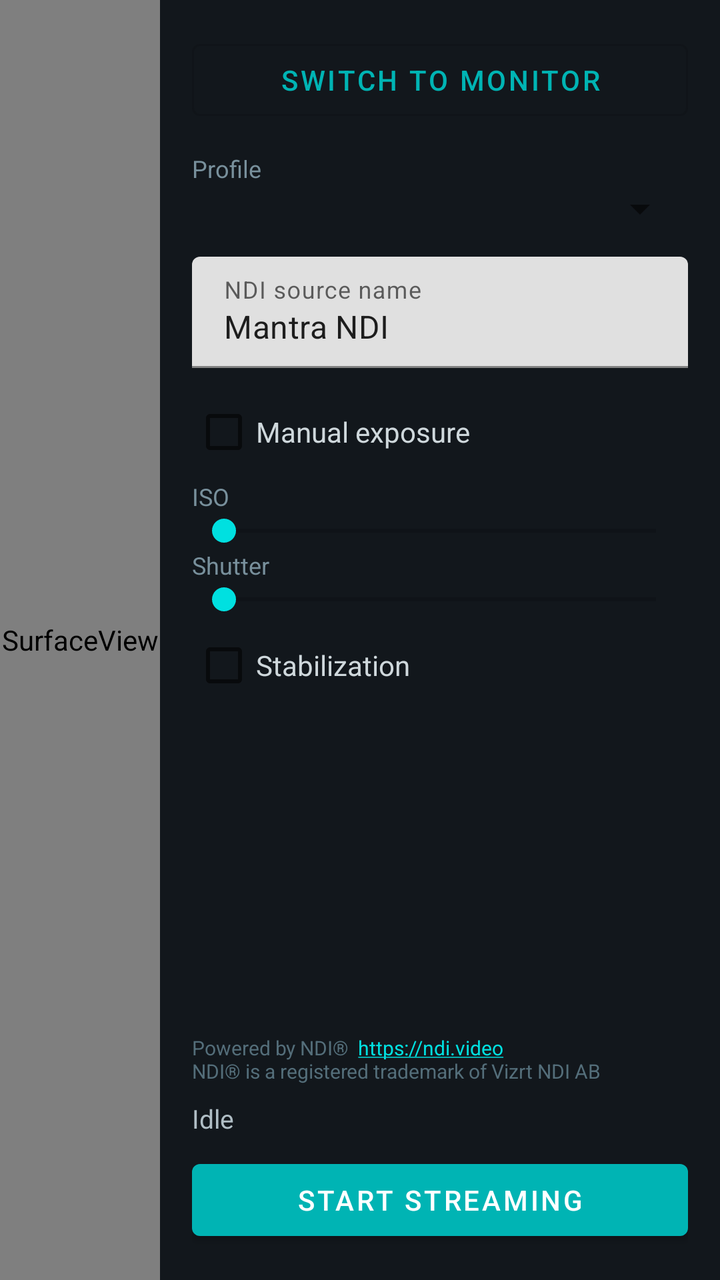
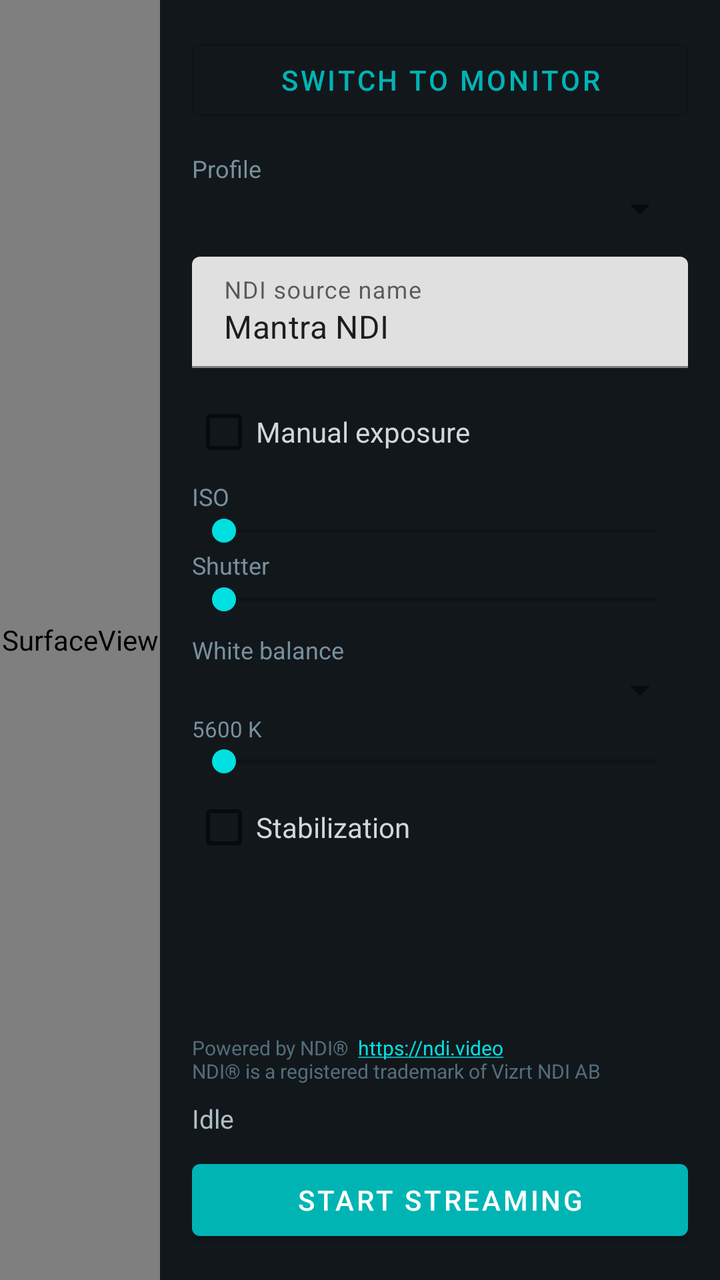

Compare the two renders of this Android layout. The source of the first and the diff that turns it into the second are given below.
<!-- AndroidManifest.xml: application theme Theme.MantraNdi -->
<!-- res/layout/activity_main.xml -->
<?xml version="1.0" encoding="utf-8"?>
<androidx.constraintlayout.widget.ConstraintLayout
    xmlns:android="http://schemas.android.com/apk/res/android"
    xmlns:app="http://schemas.android.com/apk/res-auto"
    android:layout_width="match_parent"
    android:layout_height="match_parent"
    android:background="#0B0E11">

    <SurfaceView
        android:id="@+id/preview"
        android:layout_width="0dp"
        android:layout_height="0dp"
        app:layout_constraintTop_toTopOf="parent"
        app:layout_constraintBottom_toBottomOf="parent"
        app:layout_constraintStart_toStartOf="parent"
        app:layout_constraintEnd_toStartOf="@id/panel" />

    <LinearLayout
        android:id="@+id/panel"
        android:layout_width="280dp"
        android:layout_height="0dp"
        android:orientation="vertical"
        android:padding="16dp"
        android:background="#12171C"
        app:layout_constraintTop_toTopOf="parent"
        app:layout_constraintBottom_toBottomOf="parent"
        app:layout_constraintEnd_toEndOf="parent">

        <com.google.android.material.button.MaterialButton
            android:id="@+id/modeButton"
            android:layout_width="match_parent"
            android:layout_height="wrap_content"
            android:layout_marginBottom="12dp"
            android:text="Switch to Monitor"
            style="@style/Widget.MaterialComponents.Button.OutlinedButton" />

        <TextView
            android:layout_width="match_parent"
            android:layout_height="wrap_content"
            android:text="Profile"
            android:textColor="#78909C"
            android:textSize="12sp" />

        <Spinner
            android:id="@+id/profileSpinner"
            android:layout_width="match_parent"
            android:layout_height="wrap_content"
            android:layout_marginBottom="12dp" />

        <com.google.android.material.textfield.TextInputLayout
            android:layout_width="match_parent"
            android:layout_height="wrap_content"
            android:hint="NDI source name">

            <com.google.android.material.textfield.TextInputEditText
                android:id="@+id/sourceNameInput"
                android:layout_width="match_parent"
                android:layout_height="wrap_content"
                android:text="Mantra NDI"
                android:inputType="text" />

        </com.google.android.material.textfield.TextInputLayout>

        <CheckBox
            android:id="@+id/manualExposureCheck"
            android:layout_width="match_parent"
            android:layout_height="wrap_content"
            android:layout_marginTop="8dp"
            android:text="Manual exposure"
            android:textColor="#CFD8DC" />

        <TextView
            android:id="@+id/isoLabel"
            android:layout_width="match_parent"
            android:layout_height="wrap_content"
            android:text="ISO"
            android:textColor="#78909C"
            android:textSize="12sp" />

        <SeekBar
            android:id="@+id/isoSeek"
            android:layout_width="match_parent"
            android:layout_height="wrap_content" />

        <TextView
            android:id="@+id/shutterLabel"
            android:layout_width="match_parent"
            android:layout_height="wrap_content"
            android:text="Shutter"
            android:textColor="#78909C"
            android:textSize="12sp" />

        <SeekBar
            android:id="@+id/shutterSeek"
            android:layout_width="match_parent"
            android:layout_height="wrap_content" />

        <CheckBox
            android:id="@+id/stabilizationCheck"
            android:layout_width="match_parent"
            android:layout_height="wrap_content"
            android:text="Stabilization"
            android:textColor="#CFD8DC" />

        <View
            android:layout_width="match_parent"
            android:layout_height="0dp"
            android:layout_weight="1" />

        <TextView
            android:id="@+id/ndiAttribution"
            android:layout_width="match_parent"
            android:layout_height="wrap_content"
            android:layout_marginBottom="8dp"
            android:autoLink="web"
            android:text="Powered by NDI®  https://ndi.video\nNDI® is a registered trademark of Vizrt NDI AB"
            android:textColor="#546E7A"
            android:textSize="10sp" />

        <TextView
            android:id="@+id/statusText"
            android:layout_width="match_parent"
            android:layout_height="wrap_content"
            android:layout_marginBottom="8dp"
            android:text="Idle"
            android:textColor="#B0BEC5"
            android:textSize="13sp" />

        <com.google.android.material.button.MaterialButton
            android:id="@+id/startStopButton"
            android:layout_width="match_parent"
            android:layout_height="wrap_content"
            android:text="Start streaming" />

    </LinearLayout>

</androidx.constraintlayout.widget.ConstraintLayout>
<!-- resources referenced by this layout -->
<resources>
  <style name="Theme.MantraNdi" parent="Theme.MaterialComponents.DayNight.NoActionBar">
          <item name="colorPrimary">#00B4B4</item>
          <item name="colorPrimaryDark">#008080</item>
          <item name="colorAccent">#00E0E0</item>
          <item name="android:windowBackground">#101418</item>
      </style>
</resources>

<!-- the commit's change to res/layout/activity_main.xml (unified diff, before → after) -->
@@ -95,6 +95,33 @@
             android:layout_width="match_parent"
             android:layout_height="wrap_content" />
 
+        <TextView
+            android:layout_width="match_parent"
+            android:layout_height="wrap_content"
+            android:layout_marginTop="8dp"
+            android:text="White balance"
+            android:textColor="#78909C"
+            android:textSize="12sp" />
+
+        <Spinner
+            android:id="@+id/wbSpinner"
+            android:layout_width="match_parent"
+            android:layout_height="wrap_content" />
+
+        <TextView
+            android:id="@+id/wbKelvinLabel"
+            android:layout_width="match_parent"
+            android:layout_height="wrap_content"
+            android:text="5600 K"
+            android:textColor="#78909C"
+            android:textSize="11sp" />
+
+        <SeekBar
+            android:id="@+id/wbKelvinSeek"
+            android:layout_width="match_parent"
+            android:layout_height="wrap_content"
+            android:enabled="false" />
+
         <CheckBox
             android:id="@+id/stabilizationCheck"
             android:layout_width="match_parent"
